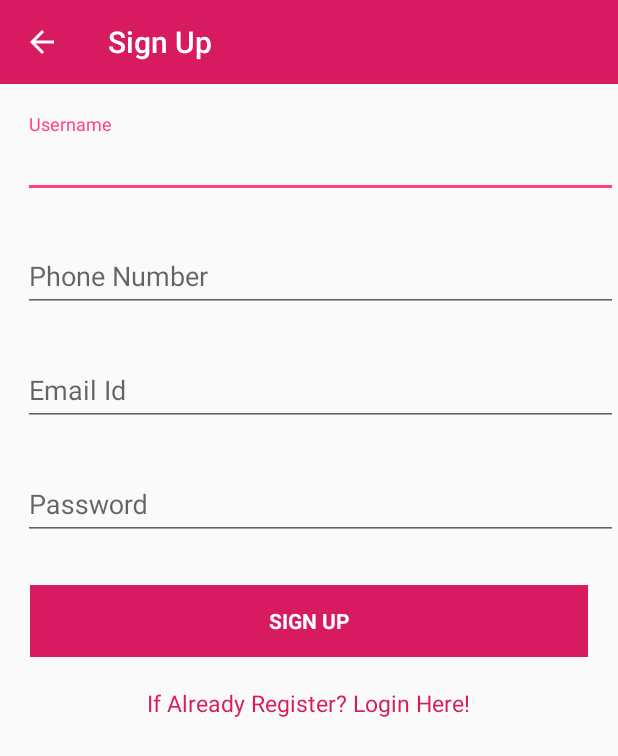
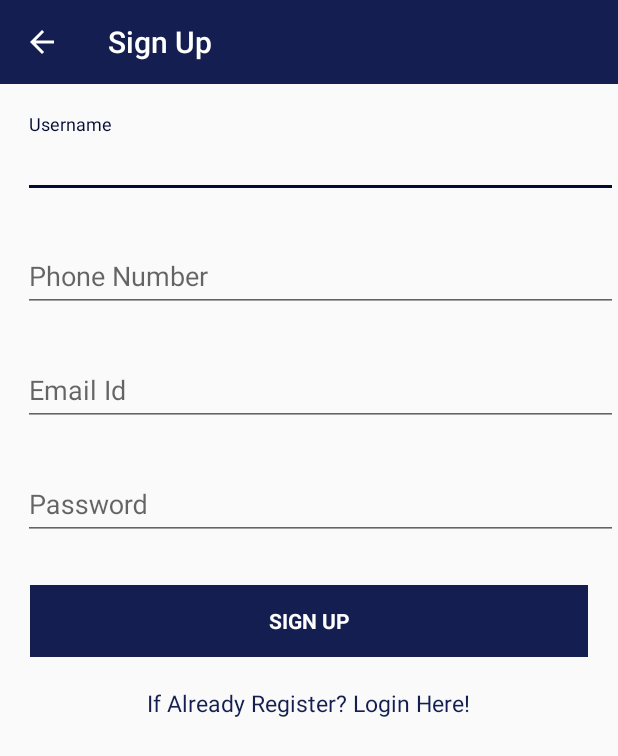
Before and after one commit to geniusninedev/LightConverter, an Android app: the SignUp screen opened directly, with no data from a screen before it, on a phone screen of 412 x 824 dp. Shown: the top 756 px of the screen. Run offline under Robolectric (Android 15) with nearby library versions, the phone set to English and light mode, and no system bars; our stand-ins replace Firebase (no records; nobody signed in at launch, a user with empty details on screens opened directly).

Commit message:
coor changes

```diff
--- a/app/src/main/java/com/nineinfosys/lightconverter/LoginActivity/Login.java
+++ b/app/src/main/java/com/nineinfosys/lightconverter/LoginActivity/Login.java
@@ -80,7 +80,7 @@ public class Login extends AppCompatActivity {
         email = (EditText) findViewById(R.id.edit_text_email_id);
         password = (EditText) findViewById(R.id.edit_text_password);
 
-        getSupportActionBar().setBackgroundDrawable(new ColorDrawable(Color.parseColor("#d81b60")));
+        getSupportActionBar().setBackgroundDrawable(new ColorDrawable(Color.parseColor("#141e50")));
      //   getSupportActionBar().setDisplayHomeAsUpEnabled(true);
      //   getSupportActionBar().setHomeButtonEnabled(true);
         getSupportActionBar().setTitle("Login");
--- a/app/src/main/java/com/nineinfosys/lightconverter/LoginActivity/SignUp.java
+++ b/app/src/main/java/com/nineinfosys/lightconverter/LoginActivity/SignUp.java
@@ -57,7 +57,7 @@ public class SignUp extends AppCompatActivity {
         mAuth = FirebaseAuth.getInstance();
         mRef = FirebaseDatabase.getInstance().getReference().child("Users");
 
-        getSupportActionBar().setBackgroundDrawable(new ColorDrawable(Color.parseColor("#d81b60")));
+        getSupportActionBar().setBackgroundDrawable(new ColorDrawable(Color.parseColor("#141e50")));
         getSupportActionBar().setDisplayHomeAsUpEnabled(true);
         getSupportActionBar().setHomeButtonEnabled(true);
         getSupportActionBar().setTitle("Sign Up");
--- a/app/src/main/res/layout/content_main.xml
+++ b/app/src/main/res/layout/content_main.xml
@@ -21,6 +21,7 @@
         android:layout_height="fill_parent"
         android:layout_marginRight="2dp"
         android:layout_marginLeft="2dp"
+        android:background="@color/colordialog"
         android:layout_marginTop="2dp"
         android:layout_marginBottom="2dp">
     </android.support.v7.widget.RecyclerView>
--- a/app/src/main/res/values/colors.xml
+++ b/app/src/main/res/values/colors.xml
@@ -1,14 +1,14 @@
 <?xml version="1.0" encoding="utf-8"?>
 <resources>
-    <color name="colorPrimary">#d81b60</color>
-    <color name="colorPrimaryDark">#a00037</color>
+    <color name="colorPrimary">#141e50</color>
+    <color name="colorPrimaryDark">#000000</color>
     <color name="colorPrimaryLight">#ff5c8d</color>
-    <color name="colorAccent">#FF4081</color>
+    <color name="colorAccent">#030b33</color>
     <color name="appcolor">#1ab7b7</color>
     <color name="colordialog">#dee1de</color>
     <color name="colorwhitetext">#ffffff</color>
     <color name="colorTextBlack">#000000</color>
-    <color name="colorTextSetting">#1976d2</color>
+    <color name="colorTextSetting">#cf8e2a</color>
     <color name="colorRed">#d32f2f</color>
     <color name="colorGray">#9e9e9e</color>
     <color name="colorViolet">#7e57c2</color>
@@ -44,7 +44,6 @@
     <color name="colorgreen">#6fd684</color>
     <color name="colorskyBluedark">#17bfd4</color>
     <color name="colorromanblue">#109edd</color>
-
     <color name="green">#4CAF50</color>
     <color name="white">#FFF</color>
     <color name="black">#000</color>
```
